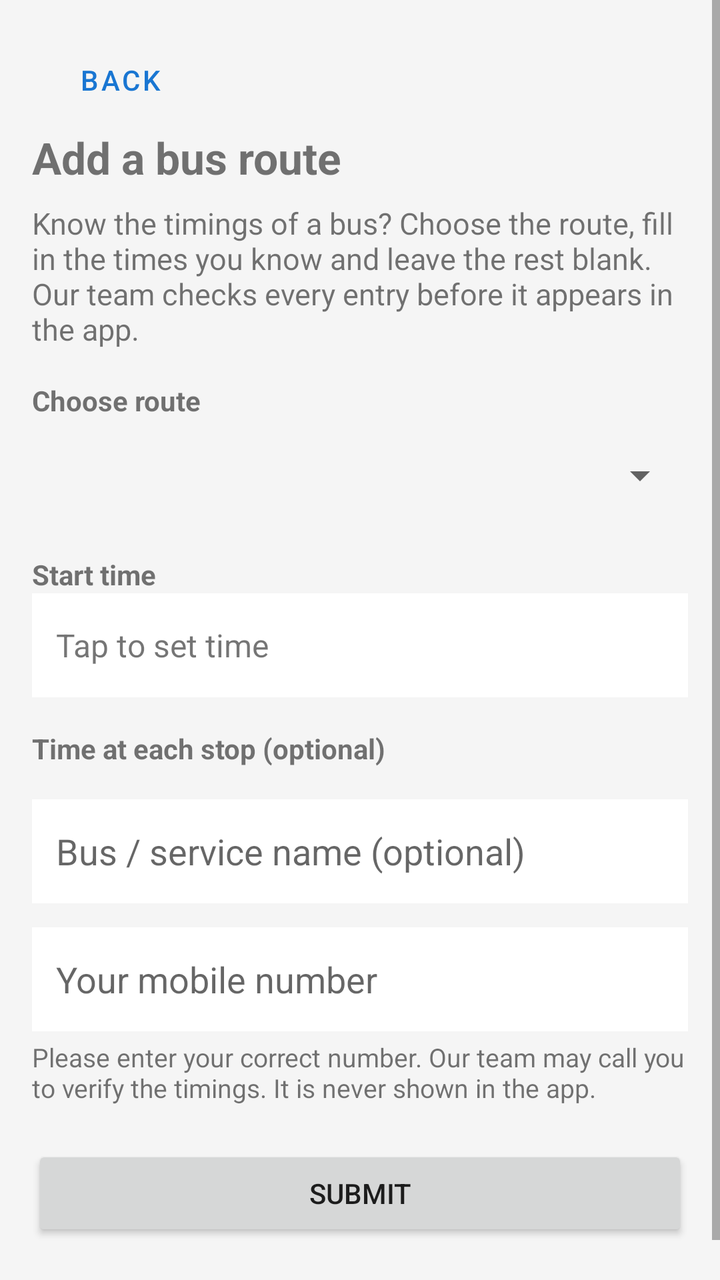
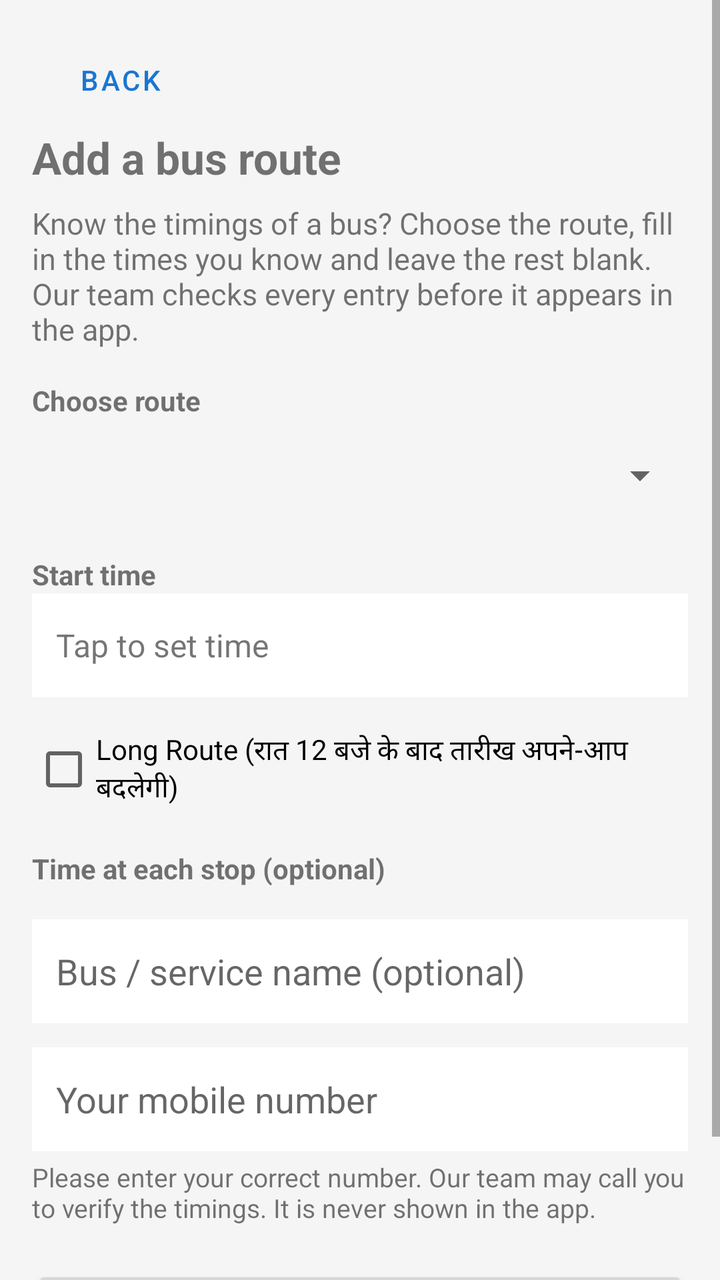

Compare the two renders of this Android layout. The source of the first and the diff that turns it into the second are given below.
<!-- AndroidManifest.xml: application theme Theme.Bustime -->
<!-- res/layout/activity_add_route.xml -->
<?xml version="1.0" encoding="utf-8"?>
<ScrollView xmlns:android="http://schemas.android.com/apk/res/android"
    android:layout_width="match_parent"
    android:layout_height="match_parent"
    android:background="#F5F5F5"
    android:fillViewport="true">

    <LinearLayout
        android:layout_width="match_parent"
        android:layout_height="wrap_content"
        android:orientation="vertical"
        android:padding="16dp">

        <Button
            android:id="@+id/btnBackAdd"
            style="@style/Widget.MaterialComponents.Button.TextButton"
            android:layout_width="wrap_content"
            android:layout_height="wrap_content"
            android:text="@string/back" />

        <TextView
            android:layout_width="match_parent"
            android:layout_height="wrap_content"
            android:text="@string/add_route"
            android:textSize="22sp"
            android:textStyle="bold" />

        <TextView
            android:layout_width="match_parent"
            android:layout_height="wrap_content"
            android:layout_marginTop="8dp"
            android:text="@string/add_route_intro"
            android:textSize="15sp" />

        <TextView
            android:layout_width="match_parent"
            android:layout_height="wrap_content"
            android:layout_marginTop="16dp"
            android:text="@string/ar_choose_route"
            android:textStyle="bold" />

        <Spinner
            android:id="@+id/spRoute"
            android:layout_width="match_parent"
            android:layout_height="56dp" />

        <TextView
            android:layout_width="match_parent"
            android:layout_height="wrap_content"
            android:layout_marginTop="12dp"
            android:text="@string/ar_start_time"
            android:textStyle="bold" />

        <TextView
            android:id="@+id/tvStartTime"
            android:layout_width="match_parent"
            android:layout_height="52dp"
            android:background="#FFFFFF"
            android:gravity="center_vertical"
            android:paddingStart="12dp"
            android:paddingEnd="12dp"
            android:text="@string/ar_tap_time"
            android:textSize="16sp" />

        <TextView
            android:layout_width="match_parent"
            android:layout_height="wrap_content"
            android:layout_marginTop="16dp"
            android:text="@string/ar_stop_times"
            android:textStyle="bold" />

        <LinearLayout
            android:id="@+id/stopsBox"
            android:layout_width="match_parent"
            android:layout_height="wrap_content"
            android:orientation="vertical" />

        <EditText
            android:id="@+id/etService"
            android:layout_width="match_parent"
            android:layout_height="52dp"
            android:layout_marginTop="16dp"
            android:background="#FFFFFF"
            android:hint="@string/ar_service_hint"
            android:inputType="textCapWords"
            android:maxLength="60"
            android:paddingStart="12dp"
            android:paddingEnd="12dp" />

        <EditText
            android:id="@+id/etPhone"
            android:layout_width="match_parent"
            android:layout_height="52dp"
            android:layout_marginTop="12dp"
            android:background="#FFFFFF"
            android:hint="@string/ar_phone_hint"
            android:inputType="phone"
            android:maxLength="15"
            android:paddingStart="12dp"
            android:paddingEnd="12dp" />

        <TextView
            android:layout_width="match_parent"
            android:layout_height="wrap_content"
            android:layout_marginTop="4dp"
            android:text="@string/ar_phone_note"
            android:textSize="13sp" />

        <Button
            android:id="@+id/btnSubmitRoute"
            android:layout_width="match_parent"
            android:layout_height="wrap_content"
            android:layout_marginTop="20dp"
            android:layout_marginBottom="24dp"
            android:text="@string/ar_submit" />
    </LinearLayout>
</ScrollView>
<!-- resources referenced by this layout -->
<resources>
  <string name="add_route">Add a bus route</string>
  <string name="add_route_intro">Know the timings of a bus? Choose the route, fill in the times you know and leave the rest blank. Our team checks every entry before it appears in the app.</string>
  <string name="ar_choose_route">Choose route</string>
  <string name="ar_phone_hint">Your mobile number</string>
  <string name="ar_phone_note">Please enter your correct number. Our team may call you to verify the timings. It is never shown in the app.</string>
  <string name="ar_service_hint">Bus / service name (optional)</string>
  <string name="ar_start_time">Start time</string>
  <string name="ar_stop_times">Time at each stop (optional)</string>
  <string name="ar_submit">Submit</string>
  <string name="ar_tap_time">Tap to set time</string>
  <string name="back">Back</string>
  <style name="Theme.Bustime" parent="Theme.MaterialComponents.Light.NoActionBar">
          <item name="colorPrimary">@color/colorPrimary</item>
          <item name="colorPrimaryVariant">@color/colorPrimaryDark</item>
          <item name="colorSecondary">@color/colorAccent</item>
          <item name="colorOnPrimary">#FFFFFF</item>
      </style>
  <color name="colorPrimary">#1976D2</color>
  <color name="colorPrimaryDark">#0D47A1</color>
  <color name="colorAccent">#FF4081</color>
</resources>

<!-- the commit's change to res/layout/activity_add_route.xml (unified diff, before → after) -->
@@ -62,6 +62,33 @@
             android:text="@string/ar_tap_time"
             android:textSize="16sp" />
 
+        <CheckBox
+            android:id="@+id/cbLongRoute"
+            android:layout_width="match_parent"
+            android:layout_height="wrap_content"
+            android:layout_marginTop="12dp"
+            android:text="Long Route (रात 12 बजे के बाद तारीख अपने-आप बदलेगी)" />
+
+        <TextView
+            android:id="@+id/tvStartDateLabel"
+            android:layout_width="match_parent"
+            android:layout_height="wrap_content"
+            android:layout_marginTop="4dp"
+            android:text="Long route की शुरू होने की तारीख"
+            android:textStyle="bold"
+            android:visibility="gone" />
+
+        <TextView
+            android:id="@+id/tvStartDate"
+            android:layout_width="match_parent"
+            android:layout_height="48dp"
+            android:background="#FFFFFF"
+            android:gravity="center_vertical"
+            android:paddingStart="12dp"
+            android:paddingEnd="12dp"
+            android:text="तारीख चुनें"
+            android:visibility="gone" />
+
         <TextView
             android:layout_width="match_parent"
             android:layout_height="wrap_content"
